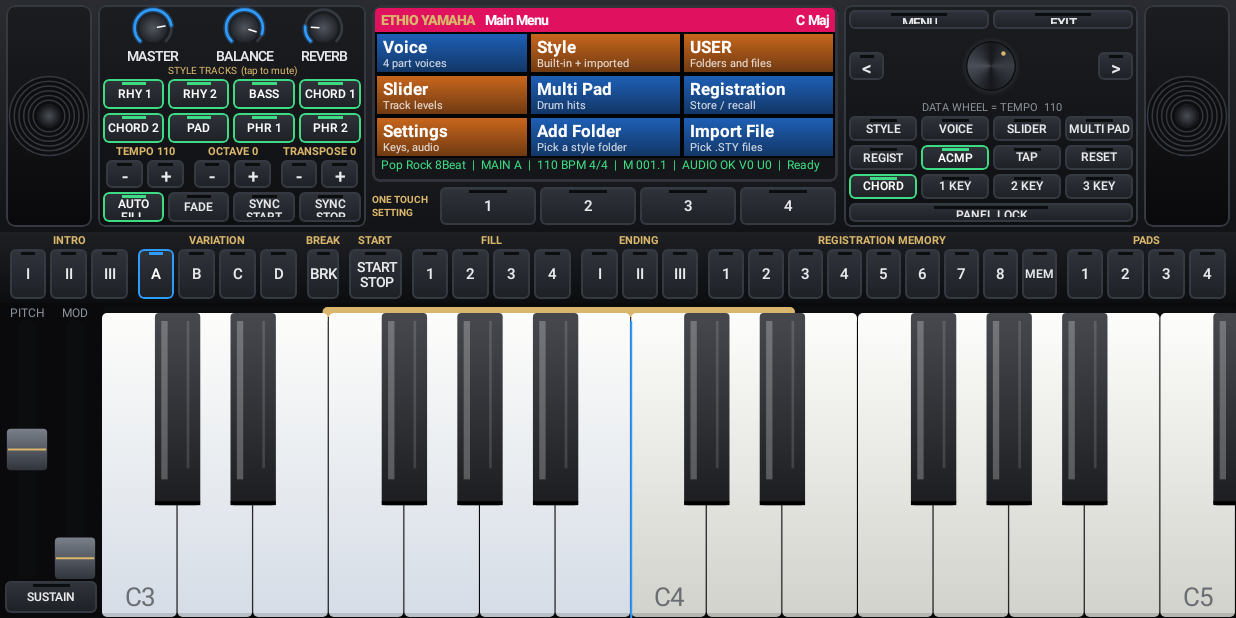
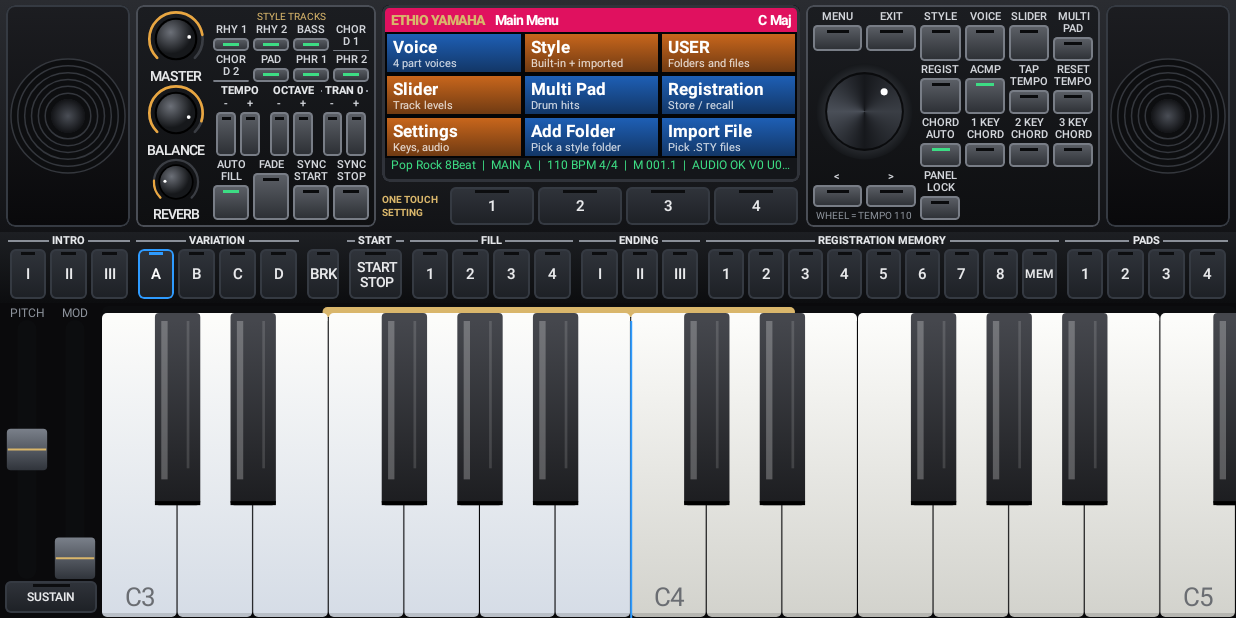
Before and after one commit to chare-teche/YAMAHA-PRS-SX-900, an Android app built with Jetpack Compose: the composable ConsoleApp shown on its own in the app's theme, on a phone screen of 824 x 412 dp (held sideways). Run offline under Robolectric (Android 15) with nearby library versions, the phone set to English and light mode, and no system bars.

Commit message:
Apply uploaded project zip

```diff
--- a/app/src/main/java/com/example/ui/Components.kt
+++ b/app/src/main/java/com/example/ui/Components.kt
@@ -115,6 +115,57 @@ fun PanelButton(
     }
 }
 
+/**
+ * Hardware-style key like the real panel: the label is printed ABOVE a plain grey key, and a small LED bar on the key lights up
+ * when the function is on. Used for the upper panel buttons.
+ */
+@Composable
+fun HwButton(
+    label: String,
+    modifier: Modifier = Modifier,
+    active: Boolean = false,
+    activeColor: Color = Pal.blue,
+    fontSize: Float = 6.5f,
+    onClick: () -> Unit
+) {
+    var pressed by remember { mutableStateOf(false) }
+    val cb by rememberUpdatedState(onClick)
+    val shape = RoundedCornerShape(3.dp)
+    val top = if (pressed) Color(0xFF7A7F88) else Color(0xFF5E6269)
+    val bottom = if (pressed) Color(0xFF3A3E44) else Color(0xFF2B2E33)
+    Column(modifier.padding(horizontal = 1.dp), horizontalAlignment = Alignment.CenterHorizontally) {
+        Text(
+            label, color = Color(0xFFD3D6DB), fontSize = fsp(fontSize), fontWeight = FontWeight.SemiBold,
+            textAlign = TextAlign.Center, maxLines = 2, overflow = TextOverflow.Clip,
+            lineHeight = fsp(fontSize * 1.05f), modifier = Modifier.fillMaxWidth()
+        )
+        Box(
+            Modifier
+                .weight(1f)
+                .fillMaxWidth()
+                .padding(top = 1.dp, bottom = 1.dp)
+                .clip(shape)
+                .background(Brush.verticalGradient(listOf(top, bottom)))
+                .border(1.dp, Color(0xFF787D86), shape)
+                .pointerInput(Unit) {
+                    detectTapGestures(
+                        onPress = { pressed = true; tryAwaitRelease(); pressed = false },
+                        onTap = { cb() }
+                    )
+                },
+            contentAlignment = Alignment.TopCenter
+        ) {
+            Box(
+                Modifier
+                    .padding(top = 3.dp)
+                    .fillMaxWidth(0.45f)
+                    .height(2.dp)
+                    .background(if (active) activeColor else Color(0xFF0A0B0D))
+            )
+        }
+    }
+}
+
 /** Rotary knob. Drag up/down to change. */
 @Composable
 fun Knob(label: String, value: Float, onChange: (Float) -> Unit, modifier: Modifier = Modifier) {
@@ -134,32 +185,27 @@ fun Knob(label: String, value: Float, onChange: (Float) -> Unit, modifier: Modif
         ) {
             val r = min(size.width, size.height) / 2f * 0.92f
             val c = Offset(size.width / 2f, size.height / 2f)
-            drawCircle(
-                Brush.radialGradient(listOf(Color(0xFF50555E), Color(0xFF15171B)), center = c, radius = r),
-                radius = r * 0.78f, center = c
-            )
-            val stroke = r * 0.14f
+            val stroke = r * 0.10f
+            val warm = Color(0xFFE9A640)
             drawArc(
-                Pal.edge, 135f, 270f, false,
+                Color(0xFF3A3D43), 135f, 270f, false,
                 topLeft = Offset(c.x - r, c.y - r), size = Size(r * 2, r * 2),
                 style = Stroke(stroke, cap = StrokeCap.Round)
             )
             drawArc(
-                Pal.blue.copy(alpha = 0.28f), 135f, 270f * value, false,
-                topLeft = Offset(c.x - r, c.y - r), size = Size(r * 2, r * 2),
-                style = Stroke(stroke * 2.2f, cap = StrokeCap.Round)
-            )
-            drawArc(
-                Pal.blue, 135f, 270f * value, false,
+                warm, 135f, 270f * value, false,
                 topLeft = Offset(c.x - r, c.y - r), size = Size(r * 2, r * 2),
                 style = Stroke(stroke, cap = StrokeCap.Round)
             )
+            drawCircle(Color(0xFF000000), r * 0.80f, c)
+            drawCircle(
+                Brush.radialGradient(listOf(Color(0xFF6C7078), Color(0xFF16181B)), center = Offset(c.x - r * 0.2f, c.y - r * 0.25f), radius = r * 0.8f),
+                radius = r * 0.72f, center = c
+            )
             val ang = Math.toRadians((135.0 + 270.0 * value))
-            drawLine(
-                Color.White,
-                Offset(c.x + (r * 0.25f * cos(ang)).toFloat(), c.y + (r * 0.25f * sin(ang)).toFloat()),
-                Offset(c.x + (r * 0.66f * cos(ang)).toFloat(), c.y + (r * 0.66f * sin(ang)).toFloat()),
-                strokeWidth = stroke * 0.6f, cap = StrokeCap.Round
+            drawCircle(
+                Color.White, r * 0.07f,
+                Offset(c.x + (r * 0.5f * cos(ang)).toFloat(), c.y + (r * 0.5f * sin(ang)).toFloat())
             )
         }
         Text(label, color = Pal.text, fontSize = fsp(8f), fontWeight = FontWeight.SemiBold, maxLines = 1)
@@ -192,7 +238,7 @@ fun DataWheel(onDelta: (Int) -> Unit, modifier: Modifier = Modifier) {
         drawCircle(Color(0xFF0A0B0D), r * 0.78f, c)
         drawCircle(Brush.sweepGradient(listOf(Color(0xFF3A3E45), Color(0xFF16181C), Color(0xFF4A4F58), Color(0xFF16181C), Color(0xFF3A3E45)), c), r * 0.74f, c)
         val a = Math.toRadians(angle.toDouble() - 45.0)
-        drawCircle(Pal.gold, r * 0.07f, Offset(c.x + (r * 0.55f * cos(a)).toFloat(), c.y + (r * 0.55f * sin(a)).toFloat()))
+        drawCircle(Color.White, r * 0.07f, Offset(c.x + (r * 0.55f * cos(a)).toFloat(), c.y + (r * 0.55f * sin(a)).toFloat()))
     }
 }
 
--- a/app/src/main/java/com/example/ui/Console.kt
+++ b/app/src/main/java/com/example/ui/Console.kt
@@ -81,14 +81,14 @@ private fun PanelArea(vm: ArrangerViewModel, s: UiState, modifier: Modifier) {
         modifier.background(bodyBrush()).padding(horizontal = 4.dp, vertical = 3.dp),
         horizontalArrangement = Arrangement.spacedBy(4.dp)
     ) {
-        Speaker(Modifier.weight(0.5f).fillMaxHeight())
+        Speaker(Modifier.weight(0.8f).fillMaxHeight())
         LeftControls(vm, s, Modifier.weight(1.55f).fillMaxHeight())
         Column(Modifier.weight(2.7f).fillMaxHeight()) {
             Lcd(vm, s, Modifier.weight(1f).fillMaxWidth())
             OtsRow(vm, s, Modifier.fillMaxWidth().height(26.dp * LocalScale.current))
         }
-        RightControls(vm, s, Modifier.weight(1.7f).fillMaxHeight())
-        Speaker(Modifier.weight(0.5f).fillMaxHeight())
+        RightControls(vm, s, Modifier.weight(1.9f).fillMaxHeight())
+        Speaker(Modifier.weight(0.8f).fillMaxHeight())
     }
 }
 
@@ -115,34 +115,47 @@ private fun Speaker(modifier: Modifier) {
 @Composable
 private fun LeftControls(vm: ArrangerViewModel, s: UiState, modifier: Modifier) {
     val part = s.parts[s.selectedPart]
-    Column(modifier.clip(RoundedCornerShape(5.dp)).background(boxBrush()).border(1.dp, Pal.edge, RoundedCornerShape(5.dp)).padding(2.dp)) {
-        Row(Modifier.fillMaxWidth().weight(1.7f)) {
-            Knob("MASTER", s.masterVol, { vm.setMaster(it) }, Modifier.weight(1.3f).fillMaxHeight())
-            Knob("BALANCE", s.styleVol, { vm.setStyleVol(it) }, Modifier.weight(1f).fillMaxHeight())
-            Knob("REVERB", s.reverb, { vm.setReverb(it) }, Modifier.weight(1f).fillMaxHeight())
-        }
-        Text("STYLE TRACKS  (tap to mute)", color = Pal.gold, fontSize = fsp(6f), textAlign = TextAlign.Center, maxLines = 1, modifier = Modifier.fillMaxWidth())
+    Column(modifier.clip(RoundedCornerShape(5.dp)).background(boxBrush()).border(1.dp, Color(0xFF4A4E56), RoundedCornerShape(5.dp)).padding(3.dp)) {
+        // top: MASTER knob + the eight style-track keys
+        Row(Modifier.fillMaxWidth().weight(1.5f)) {
+            Knob("MASTER", s.masterVol, { vm.setMaster(it) }, Modifier.weight(1f).fillMaxHeight())
+            Column(Modifier.weight(2.3f).fillMaxHeight()) {
+                Text("STYLE TRACKS", color = Pal.gold, fontSize = fsp(6f), textAlign = TextAlign.Center, maxLines = 1, modifier = Modifier.fillMaxWidth())
                 Row(Modifier.fillMaxWidth().weight(1f)) { for (i in 0..3) TrackBtn(vm, s, i, Modifier.weight(1f)) }
                 Row(Modifier.fillMaxWidth().weight(1f)) { for (i in 4..7) TrackBtn(vm, s, i, Modifier.weight(1f)) }
-        Row(Modifier.fillMaxWidth().weight(1.35f)) {
+            }
+        }
+        // middle: BALANCE and REVERB knobs + tempo / octave / transpose
+        Row(Modifier.fillMaxWidth().weight(1.5f)) {
+            Column(Modifier.weight(1f).fillMaxHeight()) {
+                Knob("BALANCE", s.styleVol, { vm.setStyleVol(it) }, Modifier.weight(1f).fillMaxWidth())
+            }
+            Column(Modifier.weight(2.3f).fillMaxHeight()) {
+                Row(Modifier.fillMaxWidth().weight(1f)) {
                     Group("TEMPO " + s.tempo, 1f) {
-                PanelButton("-", Modifier.weight(1f).fillMaxHeight(), fontSize = 11f) { vm.nudgeTempo(-1) }
-                PanelButton("+", Modifier.weight(1f).fillMaxHeight(), fontSize = 11f) { vm.nudgeTempo(1) }
+                        HwButton("-", Modifier.weight(1f).fillMaxHeight()) { vm.nudgeTempo(-1) }
+                        HwButton("+", Modifier.weight(1f).fillMaxHeight()) { vm.nudgeTempo(1) }
                     }
                     Group("OCTAVE " + (if (part.octave > 0) "+" else "") + part.octave, 1f) {
-                PanelButton("-", Modifier.weight(1f).fillMaxHeight(), fontSize = 11f) { vm.setPartOctave(s.selectedPart, part.octave - 1) }
-                PanelButton("+", Modifier.weight(1f).fillMaxHeight(), fontSize = 11f) { vm.setPartOctave(s.selectedPart, part.octave + 1) }
+                        HwButton("-", Modifier.weight(1f).fillMaxHeight()) { vm.setPartOctave(s.selectedPart, part.octave - 1) }
+                        HwButton("+", Modifier.weight(1f).fillMaxHeight()) { vm.setPartOctave(s.selectedPart, part.octave + 1) }
                     }
-            Group("TRANSPOSE " + (if (s.transpose > 0) "+" else "") + s.transpose, 1f) {
-                PanelButton("-", Modifier.weight(1f).fillMaxHeight(), fontSize = 11f) { vm.transpose(-1) }
-                PanelButton("+", Modifier.weight(1f).fillMaxHeight(), fontSize = 11f) { vm.transpose(1) }
+                    Group("TRAN " + (if (s.transpose > 0) "+" else "") + s.transpose, 1f) {
+                        HwButton("-", Modifier.weight(1f).fillMaxHeight()) { vm.transpose(-1) }
+                        HwButton("+", Modifier.weight(1f).fillMaxHeight()) { vm.transpose(1) }
                     }
                 }
-        Row(Modifier.fillMaxWidth().weight(1f)) {
-            PanelButton("AUTO FILL", Modifier.weight(1f).fillMaxHeight(), s.autoFill, Pal.green, fontSize = 7f) { vm.toggleAutoFill() }
-            PanelButton("FADE", Modifier.weight(1f).fillMaxHeight(), s.fadeActive, Pal.gold, fontSize = 7f) { vm.toggleFade() }
-            PanelButton("SYNC START", Modifier.weight(1f).fillMaxHeight(), s.syncStart, fontSize = 7f) { vm.toggleSyncStart() }
-            PanelButton("SYNC STOP", Modifier.weight(1f).fillMaxHeight(), s.syncStop, fontSize = 7f) { vm.toggleSyncStop() }
+            }
+        }
+        // bottom: REVERB knob + fill / fade / sync keys
+        Row(Modifier.fillMaxWidth().weight(1.3f)) {
+            Knob("REVERB", s.reverb, { vm.setReverb(it) }, Modifier.weight(1f).fillMaxHeight())
+            Row(Modifier.weight(2.3f).fillMaxHeight()) {
+                HwButton("AUTO FILL", Modifier.weight(1f).fillMaxHeight(), s.autoFill, Pal.green) { vm.toggleAutoFill() }
+                HwButton("FADE", Modifier.weight(1f).fillMaxHeight(), s.fadeActive, Pal.gold) { vm.toggleFade() }
+                HwButton("SYNC START", Modifier.weight(1f).fillMaxHeight(), s.syncStart) { vm.toggleSyncStart() }
+                HwButton("SYNC STOP", Modifier.weight(1f).fillMaxHeight(), s.syncStop) { vm.toggleSyncStop() }
+            }
         }
     }
 }
@@ -150,7 +163,7 @@ private fun LeftControls(vm: ArrangerViewModel, s: UiState, modifier: Modifier)
 @Composable
 private fun TrackBtn(vm: ArrangerViewModel, s: UiState, i: Int, modifier: Modifier) {
     val label = listOf("RHY 1", "RHY 2", "BASS", "CHORD 1", "CHORD 2", "PAD", "PHR 1", "PHR 2")[i]
-    PanelButton(label, modifier.fillMaxHeight(), !s.trackMute[i], Pal.green, fontSize = 7f) { vm.toggleTrackMute(i) }
+    HwButton(label, modifier.fillMaxHeight(), !s.trackMute[i], Pal.green) { vm.toggleTrackMute(i) }
 }
 
 // ----------------------------------------------------------------------
@@ -229,37 +242,46 @@ private fun OtsRow(vm: ArrangerViewModel, s: UiState, modifier: Modifier) {
 // ----------------------------------------------------------------------
 @Composable
 private fun RightControls(vm: ArrangerViewModel, s: UiState, modifier: Modifier) {
-    Column(modifier.clip(RoundedCornerShape(5.dp)).background(boxBrush()).border(1.dp, Pal.edge, RoundedCornerShape(5.dp)).padding(2.dp)) {
-        Row(Modifier.fillMaxWidth().weight(0.8f)) {
-            PanelButton("MENU", Modifier.weight(1f).fillMaxHeight(), s.screen == Screen.SETTINGS, fontSize = 8f) { vm.openScreen(Screen.SETTINGS) }
-            PanelButton("EXIT", Modifier.weight(1f).fillMaxHeight(), fontSize = 8f) { vm.openScreen(null) }
+    Column(modifier.clip(RoundedCornerShape(5.dp)).background(boxBrush()).border(1.dp, Color(0xFF4A4E56), RoundedCornerShape(5.dp)).padding(3.dp)) {
+        Row(Modifier.fillMaxWidth().weight(1f)) {
+            // left half: menu / exit, big data wheel, tempo arrows
+            Column(Modifier.weight(1.15f).fillMaxHeight()) {
+                Row(Modifier.fillMaxWidth().weight(0.55f)) {
+                    HwButton("MENU", Modifier.weight(1f).fillMaxHeight(), s.screen == Screen.SETTINGS) { vm.openScreen(Screen.SETTINGS) }
+                    HwButton("EXIT", Modifier.weight(1f).fillMaxHeight()) { vm.openScreen(null) }
                 }
-        Row(Modifier.fillMaxWidth().weight(2.4f), verticalAlignment = Alignment.CenterVertically) {
-            PanelButton("<", Modifier.width(26.dp).fillMaxHeight(0.45f), fontSize = 11f) { vm.nudgeTempo(-1) }
-            DataWheel({ vm.nudgeTempo(it) }, Modifier.weight(1f).fillMaxHeight().padding(2.dp))
-            PanelButton(">", Modifier.width(26.dp).fillMaxHeight(0.45f), fontSize = 11f) { vm.nudgeTempo(1) }
+                DataWheel({ vm.nudgeTempo(it) }, Modifier.fillMaxWidth().weight(1.5f).padding(2.dp))
+                Row(Modifier.fillMaxWidth().weight(0.5f), verticalAlignment = Alignment.CenterVertically) {
+                    HwButton("<", Modifier.weight(1f).fillMaxHeight()) { vm.nudgeTempo(-1) }
+                    HwButton(">", Modifier.weight(1f).fillMaxHeight()) { vm.nudgeTempo(1) }
                 }
-        Text("DATA WHEEL = TEMPO  " + s.tempo, color = Pal.dim, fontSize = fsp(6.5f), textAlign = TextAlign.Center, maxLines = 1, modifier = Modifier.fillMaxWidth())
+                Text("WHEEL = TEMPO " + s.tempo, color = Pal.dim, fontSize = fsp(6f), textAlign = TextAlign.Center, maxLines = 1, modifier = Modifier.fillMaxWidth())
+            }
+            // right half: function keys (label above each key)
+            Column(Modifier.weight(1.9f).fillMaxHeight()) {
                 Row(Modifier.fillMaxWidth().weight(1f)) {
-            PanelButton("STYLE", Modifier.weight(1f).fillMaxHeight(), s.screen == Screen.STYLE, fontSize = 7f) { vm.openScreen(Screen.STYLE) }
-            PanelButton("VOICE", Modifier.weight(1f).fillMaxHeight(), s.screen == Screen.VOICE, fontSize = 7f) { vm.openScreen(Screen.VOICE) }
-            PanelButton("SLIDER", Modifier.weight(1f).fillMaxHeight(), s.screen == Screen.MIXER, fontSize = 7f) { vm.openScreen(Screen.MIXER) }
-            PanelButton("MULTI PAD", Modifier.weight(1f).fillMaxHeight(), s.screen == Screen.PADS, fontSize = 7f) { vm.openScreen(Screen.PADS) }
+                    HwButton("STYLE", Modifier.weight(1f).fillMaxHeight(), s.screen == Screen.STYLE) { vm.openScreen(Screen.STYLE) }
+                    HwButton("VOICE", Modifier.weight(1f).fillMaxHeight(), s.screen == Screen.VOICE) { vm.openScreen(Screen.VOICE) }
+                    HwButton("SLIDER", Modifier.weight(1f).fillMaxHeight(), s.screen == Screen.MIXER) { vm.openScreen(Screen.MIXER) }
+                    HwButton("MULTI PAD", Modifier.weight(1f).fillMaxHeight(), s.screen == Screen.PADS) { vm.openScreen(Screen.PADS) }
                 }
                 Row(Modifier.fillMaxWidth().weight(1f)) {
-            PanelButton("REGIST", Modifier.weight(1f).fillMaxHeight(), s.screen == Screen.REGIST, fontSize = 7f) { vm.openScreen(Screen.REGIST) }
-            PanelButton("ACMP", Modifier.weight(1f).fillMaxHeight(), s.acmp, Pal.green, fontSize = 7f) { vm.toggleAcmp() }
-            PanelButton("TAP TEMPO", Modifier.weight(1f).fillMaxHeight(), fontSize = 7f) { vm.tapTempo() }
-            PanelButton("RESET TEMPO", Modifier.weight(1f).fillMaxHeight(), fontSize = 7f) { vm.resetTempo() }
+                    HwButton("REGIST", Modifier.weight(1f).fillMaxHeight(), s.screen == Screen.REGIST) { vm.openScreen(Screen.REGIST) }
+                    HwButton("ACMP", Modifier.weight(1f).fillMaxHeight(), s.acmp, Pal.green) { vm.toggleAcmp() }
+                    HwButton("TAP TEMPO", Modifier.weight(1f).fillMaxHeight()) { vm.tapTempo() }
+                    HwButton("RESET TEMPO", Modifier.weight(1f).fillMaxHeight()) { vm.resetTempo() }
                 }
                 Row(Modifier.fillMaxWidth().weight(1f)) {
-            PanelButton("CHORD\nAUTO", Modifier.weight(1f).fillMaxHeight(), s.chordKeys == 0, Pal.green, fontSize = 7f) { vm.setChordKeys(0) }
-            PanelButton("1 KEY\nCHORD", Modifier.weight(1f).fillMaxHeight(), s.chordKeys == 1, Pal.green, fontSize = 7f) { vm.setChordKeys(1) }
-            PanelButton("2 KEY\nCHORD", Modifier.weight(1f).fillMaxHeight(), s.chordKeys == 2, Pal.green, fontSize = 7f) { vm.setChordKeys(2) }
-            PanelButton("3 KEY\nCHORD", Modifier.weight(1f).fillMaxHeight(), s.chordKeys == 3, Pal.green, fontSize = 7f) { vm.setChordKeys(3) }
+                    HwButton("CHORD AUTO", Modifier.weight(1f).fillMaxHeight(), s.chordKeys == 0, Pal.green) { vm.setChordKeys(0) }
+                    HwButton("1 KEY CHORD", Modifier.weight(1f).fillMaxHeight(), s.chordKeys == 1, Pal.green) { vm.setChordKeys(1) }
+                    HwButton("2 KEY CHORD", Modifier.weight(1f).fillMaxHeight(), s.chordKeys == 2, Pal.green) { vm.setChordKeys(2) }
+                    HwButton("3 KEY CHORD", Modifier.weight(1f).fillMaxHeight(), s.chordKeys == 3, Pal.green) { vm.setChordKeys(3) }
                 }
-        Row(Modifier.fillMaxWidth().weight(0.8f)) {
-            PanelButton("PANEL LOCK", Modifier.weight(1f).fillMaxHeight(), s.panelLock, Pal.orange, fontSize = 7f) { vm.toggleLock() }
+                Row(Modifier.fillMaxWidth().weight(1f)) {
+                    HwButton("PANEL LOCK", Modifier.weight(1f).fillMaxHeight(), s.panelLock, Pal.orange) { vm.toggleLock() }
+                    Box(Modifier.weight(3f).fillMaxHeight())
+                }
+            }
         }
     }
 }
@@ -280,7 +302,11 @@ private fun SecButton(vm: ArrangerViewModel, s: UiState, sec: Sec, label: String
 @Composable
 private fun RowScope.Group(title: String, weight: Float, content: @Composable RowScope.() -> Unit) {
     Column(Modifier.weight(weight).fillMaxHeight().padding(horizontal = 2.dp)) {
-        Text(title, color = Pal.gold, fontSize = fsp(6.5f), fontWeight = FontWeight.Bold, textAlign = TextAlign.Center, maxLines = 1, modifier = Modifier.fillMaxWidth())
+        Row(Modifier.fillMaxWidth(), verticalAlignment = Alignment.CenterVertically) {
+            Box(Modifier.weight(1f).height(1.dp).background(Color(0xFF8A8F98)))
+            Text(" " + title + " ", color = Color(0xFFE6E8EB), fontSize = fsp(6.5f), fontWeight = FontWeight.Bold, textAlign = TextAlign.Center, maxLines = 1)
+            Box(Modifier.weight(1f).height(1.dp).background(Color(0xFF8A8F98)))
+        }
         Row(Modifier.fillMaxWidth().weight(1f), content = content)
     }
 }
```
Also changed, not shown: 1 other file. Lines whose indentation alone changed are shown as unchanged.
